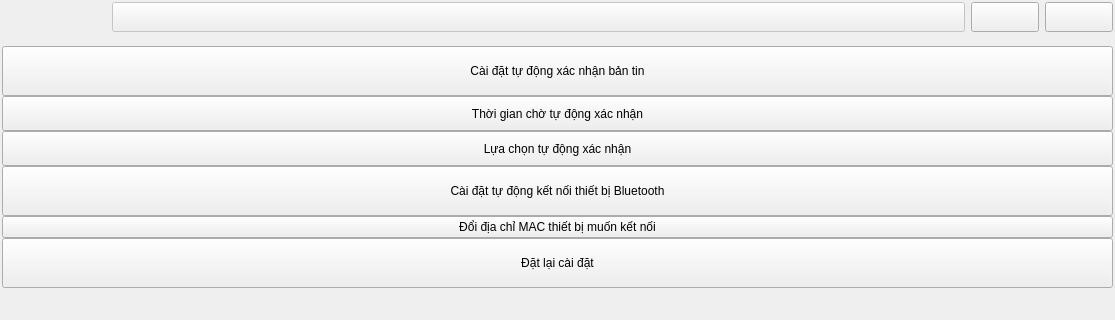
Above: setting.ui from holy36/SPEEDCAM before the change; both pictures show x 0 to 1115 and y 0 to 320 of the 1115 by 824 pixel window. Below: the same form after it.
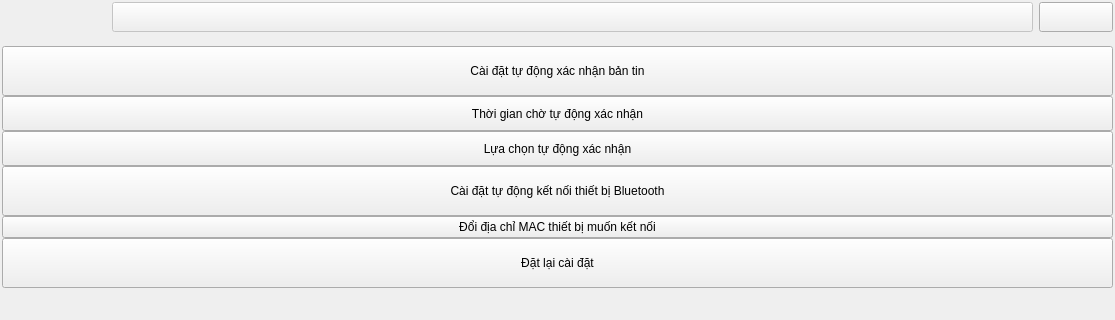
That is the form after the change.

What changed in the file:
```diff
--- a/setting.ui
+++ b/setting.ui
@@ -39,7 +39,7 @@
     <item row="2" column="3">
      <layout class="QVBoxLayout" name="verticalLayout_2" stretch="0,18">
       <item>
-       <layout class="QHBoxLayout" name="horizontalLayout_3" stretch="0,25,2,2">
+       <layout class="QHBoxLayout" name="horizontalLayout_3" stretch="0,25,2">
         <property name="spacing">
          <number>6</number>
         </property>
@@ -85,25 +85,6 @@
           </property>
          </widget>
         </item>
-        <item>
-         <widget class="QPushButton" name="quitbutton">
-          <property name="minimumSize">
-           <size>
-            <width>40</width>
-            <height>30</height>
-           </size>
-          </property>
-          <property name="text">
-           <string/>
-          </property>
-          <property name="iconSize">
-           <size>
-            <width>30</width>
-            <height>30</height>
-           </size>
-          </property>
-         </widget>
-        </item>
        </layout>
       </item>
       <item>
```
